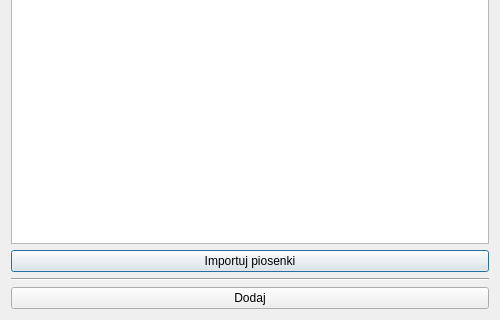
suwka/musicapp, file formDialog.ui: the form before one commit; both pictures show x 0 to 500 and y 180 to 500 of the 500 by 500 pixel window.
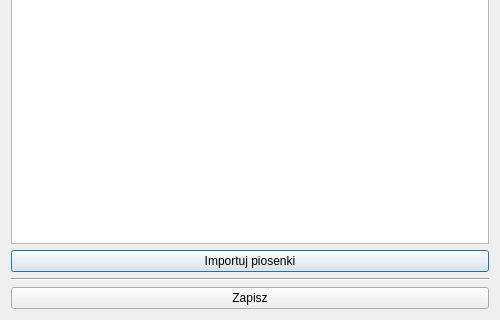
The form after the commit.

The edit to the form file:
```diff
--- a/formDialog.ui
+++ b/formDialog.ui
@@ -124,7 +124,7 @@
    <item>
     <widget class="QPushButton" name="finalizeAddAlbumButton">
      <property name="text">
-      <string>Dodaj</string>
+      <string>Zapisz</string>
      </property>
     </widget>
    </item>
```
